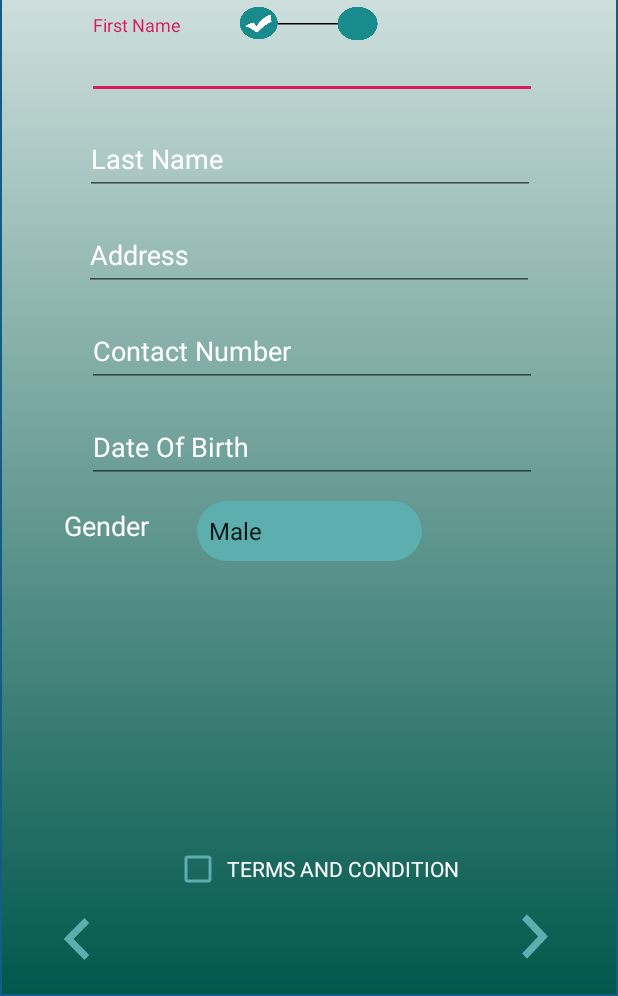
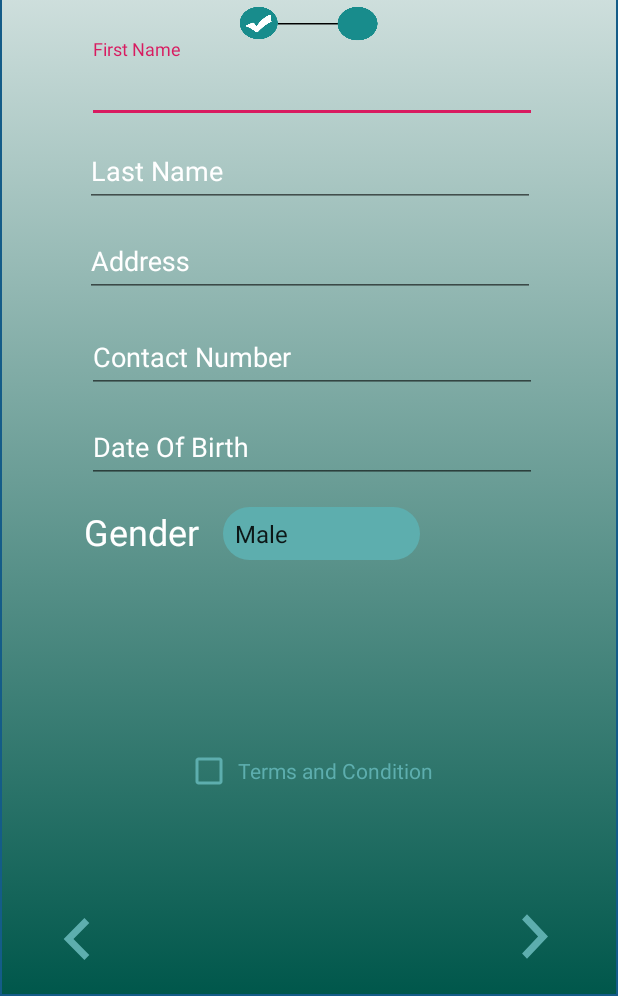
Before and after one commit to luckeyepe/OkasyonV2, an Android app: the SignUpClientPart2Activity screen opened directly, with no data from a screen before it, on a phone screen of 412 x 824 dp, the part 240-1236 px from its top. Run offline under Robolectric (Android 15) with nearby library versions, the phone set to English and light mode, and no system bars.

Commit message:
added functionality to client signup part 2

```diff
--- a/app/src/main/res/layout/activity_sign_up_client_part2.xml
+++ b/app/src/main/res/layout/activity_sign_up_client_part2.xml
@@ -27,13 +27,13 @@
             android:layout_width="300dp"
             android:layout_height="wrap_content"
             android:layout_marginStart="8dp"
+            android:layout_marginTop="176dp"
             android:layout_marginEnd="8dp"
             android:textColorHint="@android:color/white"
             app:layout_constraintEnd_toEndOf="parent"
             app:layout_constraintHorizontal_bias="0.528"
             app:layout_constraintStart_toStartOf="parent"
-            android:layout_marginTop="8dp"
-            app:layout_constraintTop_toBottomOf="@+id/imageButton_signupclientPart2UploadPhoto">
+            app:layout_constraintTop_toTopOf="parent">
 
         <android.support.design.widget.TextInputEditText
                 android:layout_width="match_parent"
@@ -41,7 +41,7 @@
                 android:hint="First Name"
                 android:textColorHint="@android:color/white"
                 android:textColorLink="@android:color/holo_blue_dark"
-                android:id="@+id/textInputEditText_signupClientPart2FirstName" android:inputType="textPersonName"/>
+                android:id="@+id/textInputEditText_signupclientPart2FirstName"/>
     </android.support.design.widget.TextInputLayout>
 
     <android.support.design.widget.TextInputLayout
@@ -54,7 +54,7 @@
             app:layout_constraintEnd_toEndOf="parent"
             app:layout_constraintHorizontal_bias="0.507"
             app:layout_constraintStart_toStartOf="parent"
-            app:layout_constraintTop_toBottomOf="@+id/textInputLayout2" android:layout_marginTop="8dp">
+            app:layout_constraintTop_toBottomOf="@+id/textInputLayout2">
 
         <android.support.design.widget.TextInputEditText
                 android:layout_width="match_parent"
@@ -62,17 +62,21 @@
                 android:hint="Last Name"
                 android:textColorHint="@android:color/white"
                 android:textColorLink="@android:color/holo_blue_dark"
-                android:id="@+id/textInputEditText_signupClientPart2LastName" android:inputType="textPersonName"/>
+                android:id="@+id/textInputEditText_signupclientPart2LastName"/>
     </android.support.design.widget.TextInputLayout>
 
     <android.support.design.widget.TextInputLayout
             android:id="@+id/textInputLayout4"
             android:layout_width="300dp"
             android:layout_height="wrap_content"
-            android:layout_marginTop="8dp"
+            android:layout_marginStart="8dp"
+            android:layout_marginTop="4dp"
+            android:layout_marginEnd="8dp"
             android:textColorHint="@android:color/white"
-            app:layout_constraintTop_toBottomOf="@+id/textInputLayout3" app:layout_constraintStart_toStartOf="parent"
-            android:layout_marginStart="8dp" app:layout_constraintEnd_toEndOf="parent" android:layout_marginEnd="8dp">
+            app:layout_constraintEnd_toEndOf="parent"
+            app:layout_constraintHorizontal_bias="0.507"
+            app:layout_constraintStart_toStartOf="parent"
+            app:layout_constraintTop_toBottomOf="@+id/textInputLayout3">
 
         <android.support.design.widget.TextInputEditText
                 android:layout_width="match_parent"
@@ -80,7 +84,7 @@
                 android:hint="Address"
                 android:textColorHint="@android:color/white"
                 android:textColorLink="@android:color/holo_blue_dark"
-                android:id="@+id/textInputEditText_signupClientPart2Address" android:inputType="textPersonName"/>
+                android:id="@+id/textInputEditText_signupclientPart2Address"/>
     </android.support.design.widget.TextInputLayout>
 
 
@@ -105,14 +109,15 @@
                 android:textColor="@android:color/black"
                 android:textColorHint="@android:color/white"
                 android:textColorLink="@android:color/holo_blue_dark"
-                android:id="@+id/textInputEditText_signupClientPart2ContactNumber" android:inputType="phone"/>
+                android:id="@+id/textInputEditText_signupClientclientPart2ContactNumber"
+                android:inputType="phone"/>
     </android.support.design.widget.TextInputLayout>
     <android.support.design.widget.TextInputLayout
             android:id="@+id/textInputLayout6"
             android:layout_width="300dp"
             android:layout_height="wrap_content"
             android:layout_marginStart="8dp"
-            android:layout_marginTop="8dp"
+            android:layout_marginTop="4dp"
             android:layout_marginEnd="8dp"
             android:textColorHint="@android:color/white"
             app:layout_constraintEnd_toEndOf="parent"
@@ -121,22 +126,24 @@
             app:layout_constraintTop_toBottomOf="@+id/textInputLayout5">
 
         <android.support.design.widget.TextInputEditText
+                android:editable="false"
                 android:layout_width="match_parent"
                 android:layout_height="wrap_content"
                 android:hint="Date Of Birth"
                 android:textColorHint="@android:color/white"
                 android:textColorLink="@android:color/holo_blue_dark"
-                android:id="@+id/textInputEditText_signupClientPart2DateOfBirth" android:inputType="datetime"/>
+                android:id="@+id/textInputEditText_signupclientPart2DateOfBirth" android:inputType="date"/>
     </android.support.design.widget.TextInputLayout>
 
     <Spinner
             android:id="@+id/Spinner_signupclientpart2Gender"
-            android:layout_width="150dp"
-            android:layout_height="40dp"
+            android:layout_width="131dp"
+            android:layout_height="35dp"
             android:layout_marginStart="8dp"
-            android:layout_marginTop="12dp"
+            android:layout_marginTop="16dp"
             android:layout_marginEnd="8dp"
             app:layout_constraintEnd_toEndOf="parent"
+            app:layout_constraintHorizontal_bias="0.535"
             app:layout_constraintStart_toStartOf="parent"
             app:layout_constraintTop_toBottomOf="@+id/textInputLayout6"
             android:background="@drawable/background_deafult_button_round"
@@ -156,20 +163,20 @@
             app:srcCompat="@drawable/account" />
 
     <CheckBox
-            android:id="@+id/checkbox_signupClientPart2TermsAndCondition"
+            android:id="@+id/checkbox_signupPart2TermsAndCondition"
             android:layout_width="wrap_content"
             android:layout_height="wrap_content"
-            android:layout_marginStart="17dp"
+            android:layout_marginStart="8dp"
             android:layout_marginTop="8dp"
+            android:layout_marginEnd="8dp"
             android:layout_marginBottom="8dp"
             android:buttonTint="#5daeae"
             android:text=" Terms and Condition"
-            android:textColor="@color/gradient1"
+            android:textColor="#5daeae"
             app:layout_constraintBottom_toBottomOf="parent"
             app:layout_constraintStart_toStartOf="parent"
             app:layout_constraintTop_toBottomOf="@+id/Spinner_signupclientpart2Gender"
-            android:layout_marginEnd="8dp" app:layout_constraintEnd_toEndOf="parent" android:textAllCaps="true"
-            app:layout_constraintVertical_bias="0.783"/>
+            app:layout_constraintEnd_toEndOf="parent"/>
 
     <ImageButton
             android:id="@+id/imageButton_signupclientPart2BackButton"
@@ -223,14 +230,14 @@
             app:layout_constraintEnd_toEndOf="parent"
             app:layout_constraintStart_toStartOf="parent"
             app:layout_constraintTop_toTopOf="parent"
-            app:srcCompat="@drawable/breadcrumbs2"/>
+            app:srcCompat="@drawable/breadcrumbs2" />
     <TextView
             android:text="Gender"
             android:layout_width="wrap_content"
             android:layout_height="wrap_content"
             android:id="@+id/textView2" android:layout_marginTop="16dp"
             app:layout_constraintTop_toBottomOf="@+id/textInputLayout6" app:layout_constraintStart_toStartOf="parent"
-            android:layout_marginStart="8dp" app:layout_constraintEnd_toEndOf="parent" android:layout_marginEnd="8dp"
-            app:layout_constraintHorizontal_bias="0.077" android:textColor="@color/gradient1"
-            android:textSize="18sp"/>
+            android:layout_marginStart="8dp" app:layout_constraintEnd_toStartOf="@+id/Spinner_signupclientpart2Gender"
+            android:layout_marginEnd="8dp" android:textColor="@color/gradient1" android:textSize="24sp"
+            app:layout_constraintHorizontal_bias="0.833"/>
 </android.support.constraint.ConstraintLayout>
```
Also changed, not shown: app/src/main/java/com/example/morkince/okasyonv2/activities/signup_client_activities/SignUpClientPart2Activity.kt (+76 -19 lines).
